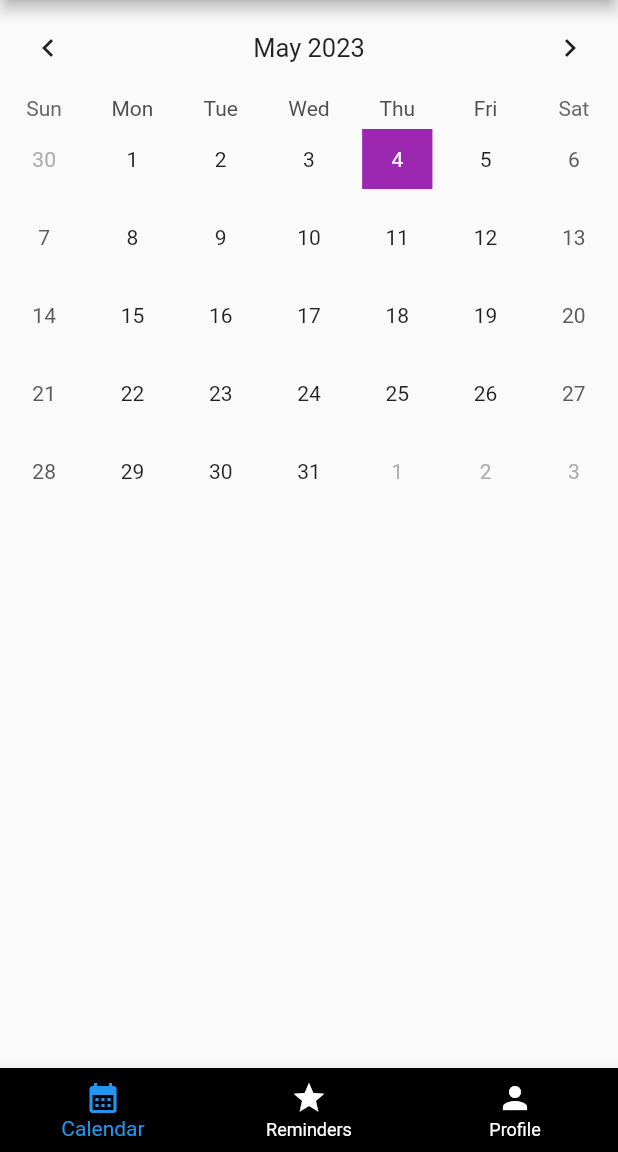
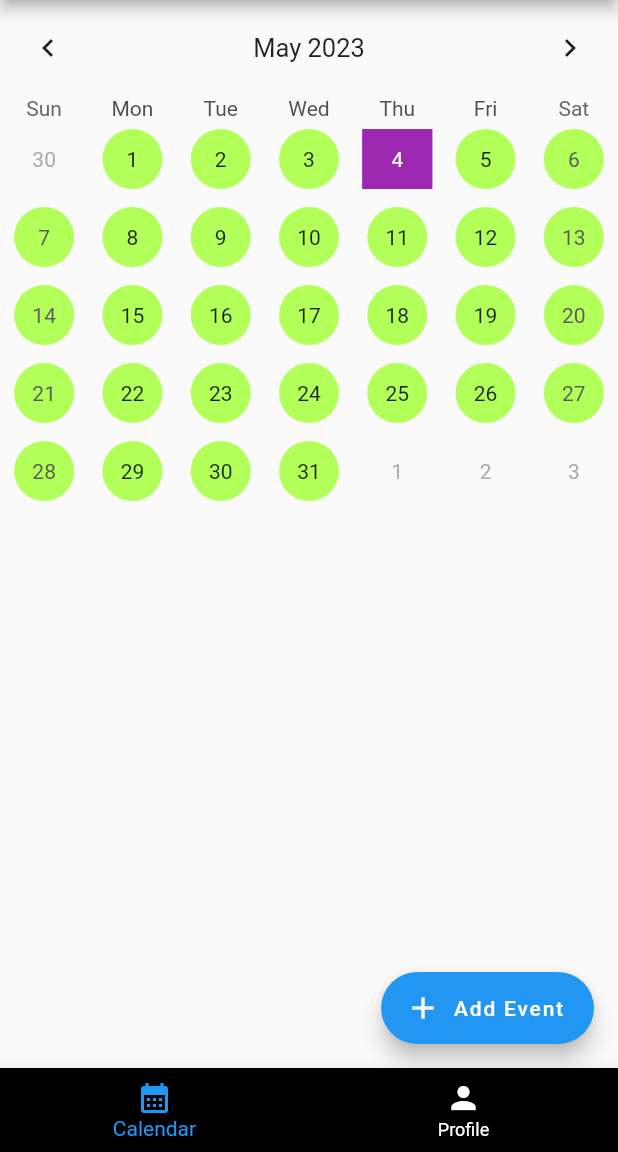
Before and after one commit to jrojas53/Niche, a Flutter app: the screen it shows after launch, on a phone screen of 412 x 824 dp, the part 84-1236 px from its top. Run offline on Flutter 3.47's test engine with Material 2 defaults, Android fonts, the phone set to English and light mode, and no system bars; drawn by our look-alikes of table_calendar.

Commit message:
commented out the link to the reminders page, created a new file to hold events, and added the ability to add events in calendar_screen.dart

```diff
--- a/lib/calendar_screen.dart
+++ b/lib/calendar_screen.dart
@@ -1,5 +1,7 @@
 import 'package:flutter/material.dart';
+import 'package:niche_app/event_control.dart';
 import 'package:table_calendar/table_calendar.dart';
+import 'event_control.dart';
 
 class Calendar extends StatefulWidget {
   const Calendar({super.key});
@@ -9,14 +11,40 @@ class Calendar extends StatefulWidget {
 }
 
 class _CalendarState extends State<Calendar> {
+  late Map<DateTime, List<Event>> selectedEvents;
+
   CalendarFormat format = CalendarFormat.month; //Month State
   DateTime selectedDay = DateTime.now();
   DateTime focusedDay = DateTime.now();
 
+  //Holds the states
+  @override
+  void initState() {
+    selectedEvents = {};
+    super.initState();
+  }
+
+  //Text Controller
+  TextEditingController eventController = TextEditingController();
+
+  //Events
+  List<Event> getEventsfromDay(DateTime date) {
+    return selectedEvents[date] ?? [];
+  }
+
+  //Garbage collector
+  @override
+  void dispose() {
+    eventController.dispose();
+    super.dispose();
+  }
+
   @override
   Widget build(BuildContext context) {
     return Scaffold(
-      body: TableCalendar(
+      body: Column(
+        children: [
+          TableCalendar(
             firstDay: DateTime.utc(2015),
             lastDay: DateTime.utc(2035),
             focusedDay: DateTime.now(),
@@ -37,6 +65,9 @@ class _CalendarState extends State<Calendar> {
                 focusedDay = focusDay;
               });
             },
+
+            eventLoader: getEventsfromDay,
+
             //Calendar Style:
             calendarStyle: const CalendarStyle(
                 isTodayHighlighted: true,
@@ -50,7 +81,12 @@ class _CalendarState extends State<Calendar> {
                   shape: BoxShape.rectangle,
                 ),
                 todayTextStyle: TextStyle(color: Colors.white),
+                defaultDecoration: BoxDecoration(
+                  color: Colors.lightGreenAccent,
+                  shape: BoxShape.circle,
                 ),
+                weekendDecoration: BoxDecoration(
+                    color: Colors.lightGreenAccent, shape: BoxShape.circle)),
             headerStyle: const HeaderStyle(
               formatButtonVisible: false,
               titleCentered: true,
@@ -61,8 +97,51 @@ class _CalendarState extends State<Calendar> {
               child: Text('Calendar Coming Soon...'),
               */
           ),
+          ...getEventsfromDay(selectedDay).map((Event event) => ListTile(title: Text(event.title),),),
+        ],
+      ),
       //BOTTOM NAV BAR:
       //https://api.flutter.dev/flutter/material/BottomNavigationBar-class.html
+      floatingActionButton: FloatingActionButton.extended(
+        onPressed: () => showDialog(
+            context: context,
+            builder: (context) => AlertDialog(
+                  title: const Text("Add Event"),
+                  content: TextFormField(
+                    controller: eventController,
+                  ),
+                  actions: [
+                    TextButton(
+                      child: const Text("Nope"),
+                      onPressed: () => Navigator.pop(context),
+                    ),
+                    TextButton(
+                      child: const Text("Add"),
+                      onPressed: () => {
+                        if(eventController.text.isEmpty) {
+                          //Navigator.pop(context)
+                        } else {
+                          if(selectedEvents[selectedDay] != null) {
+                            selectedEvents[selectedDay]?.add(
+                              Event(title: eventController.text),
+                            )
+                          } else {
+                            selectedEvents[selectedDay] = [
+                              Event(title: eventController.text)
+                            ]
+                          },
+                        },
+                        Navigator.pop(context),
+                        eventController.clear(),
+                        setState((){})
+                      },
+                    ),
+                  ],
+                ),
+              ),
+        label: const Text("Add Event"),
+        icon: const Icon(Icons.add),
+      ),
     );
   }
 }
--- /dev/null
+++ b/lib/event_control.dart
@@ -0,0 +1,10 @@
+import 'package:flutter/foundation.dart';
+//https://api.flutter.dev/flutter/foundation/foundation-library.html
+
+class Event {
+  final String title;
+  Event({required this.title});
+
+  @override
+  String toString() => this.title;
+}
--- a/lib/home.dart
+++ b/lib/home.dart
@@ -1,6 +1,6 @@
 import 'package:flutter/material.dart';
 import 'calendar_screen.dart';
-import 'reminders_screen.dart';
+//import 'reminders_screen.dart';
 import 'profile_screen.dart';
 
 /*
@@ -29,7 +29,7 @@ class _HomePageState extends State<HomePage> {
   //States
   final screens = [
     const Calendar(),
-    const Reminders(),
+    //const Reminders(),
     const Profile(),
   ];
 
@@ -63,10 +63,10 @@ class _HomePageState extends State<HomePage> {
               icon: Icon(Icons.calendar_month),
               label: 'Calendar',
               backgroundColor: Colors.redAccent),
-          BottomNavigationBarItem(
+          /*BottomNavigationBarItem(
               icon: Icon(Icons.star),
               label: 'Reminders',
-              backgroundColor: Colors.green),
+              backgroundColor: Colors.green),*/
           BottomNavigationBarItem(
               icon: Icon(Icons.person),
               label: 'Profile',
```
Lines whose indentation alone changed are shown as unchanged.
